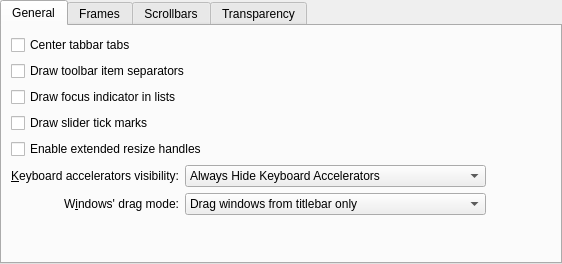
First picture: the form in kstyle/config/ui/breezestyleconfig.ui, repository KDE/breeze, before the edit.
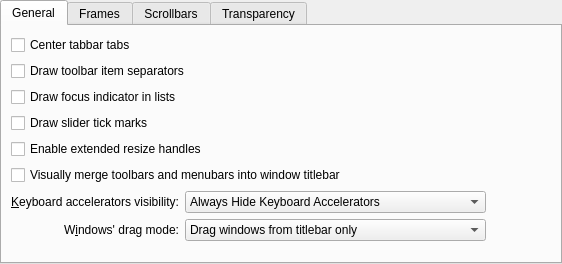
Second picture: the form after the edit.

Commit message:
kstyle: make tools area toggleable
Apparently we wanted the tools area mandatory, apparently
we wanted it dependent on the colour scheme, apparently we
didn't want it dependent on that, and now apparently we want
it toggleable using a UI setting.

Hoping we don't change this again within 5 days.

Patch:
```diff
--- a/kstyle/config/ui/breezestyleconfig.ui
+++ b/kstyle/config/ui/breezestyleconfig.ui
@@ -39,7 +39,7 @@
        <string>General</string>
       </attribute>
       <layout class="QGridLayout" name="gridLayout">
-       <item row="6" column="1">
+       <item row="7" column="1">
         <widget class="QLabel" name="_windowDragLabel">
          <property name="sizePolicy">
           <sizepolicy hsizetype="Preferred" vsizetype="Preferred">
@@ -65,7 +65,7 @@
          </property>
         </widget>
        </item>
-       <item row="5" column="1">
+       <item row="6" column="1">
         <widget class="QLabel" name="_mnemonicsLabel">
          <property name="text">
           <string>&amp;Keyboard accelerators visibility:</string>
@@ -78,7 +78,7 @@
          </property>
         </widget>
        </item>
-       <item row="5" column="2" colspan="2">
+       <item row="6" column="2" colspan="2">
         <widget class="QComboBox" name="_mnemonicsMode">
          <item>
           <property name="text">
@@ -110,7 +110,7 @@
          </property>
         </spacer>
        </item>
-       <item row="6" column="2" colspan="2">
+       <item row="7" column="2" colspan="2">
         <widget class="QComboBox" name="_windowDragMode">
          <item>
           <property name="text">
@@ -129,7 +129,7 @@
          </item>
         </widget>
        </item>
-       <item row="7" column="1" colspan="3">
+       <item row="8" column="1" colspan="3">
         <spacer name="verticalSpacer">
          <property name="orientation">
           <enum>Qt::Vertical</enum>
@@ -170,6 +170,13 @@
          </property>
         </widget>
        </item>
+       <item row="5" column="1" colspan="4">
+        <widget class="QCheckBox" name="_toolsAreaEnabled">
+         <property name="text">
+          <string>Visually merge toolbars and menubars into window titlebar</string>
+         </property>
+        </widget>
+       </item>
       </layout>
      </widget>
      <widget class="QWidget" name="tab_3">
```
The commit also changes 3 other files.
